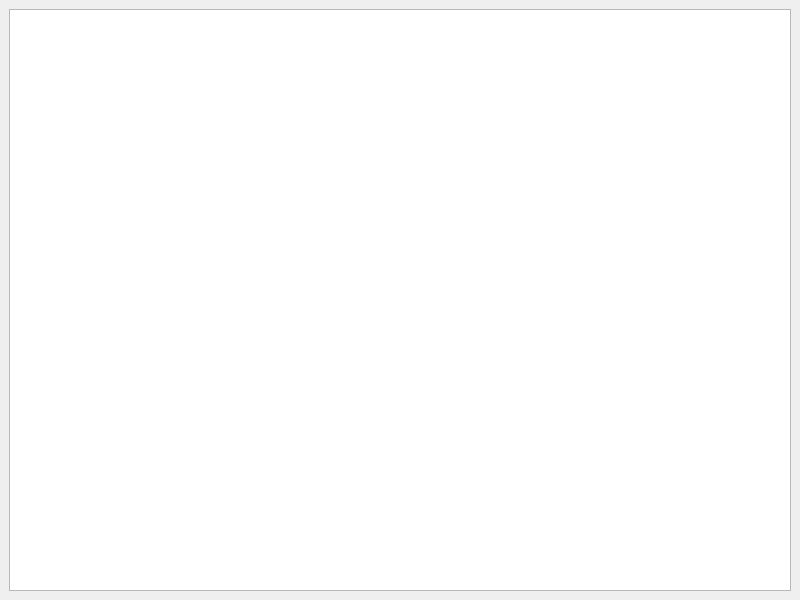
This is main.ui in ventanolemon/yl-otbor as Qt 5 draws it before an edit. The edited form follows.
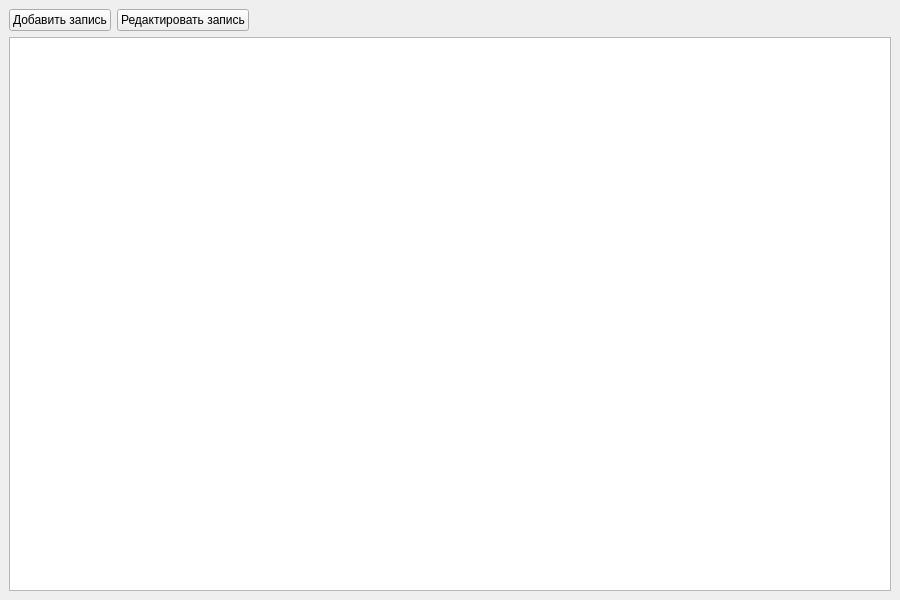
This is the edited form.

What changed in the file:
```diff
--- a/main.ui
+++ b/main.ui
@@ -6,7 +6,7 @@
    <rect>
     <x>0</x>
     <y>0</y>
-    <width>800</width>
+    <width>900</width>
     <height>600</height>
    </rect>
   </property>
@@ -15,6 +15,37 @@
   </property>
   <widget class="QWidget" name="centralwidget">
    <layout class="QVBoxLayout" name="verticalLayout">
+    <item>
+     <layout class="QHBoxLayout" name="buttonLayout">
+      <item>
+       <widget class="QPushButton" name="addButton">
+        <property name="text">
+         <string>Добавить запись</string>
+        </property>
+       </widget>
+      </item>
+      <item>
+       <widget class="QPushButton" name="editButton">
+        <property name="text">
+         <string>Редактировать запись</string>
+        </property>
+       </widget>
+      </item>
+      <item>
+       <spacer name="horizontalSpacer">
+        <property name="orientation">
+         <enum>Qt::Horizontal</enum>
+        </property>
+        <property name="sizeHint" stdset="0">
+         <size>
+          <width>40</width>
+          <height>20</height>
+         </size>
+        </property>
+       </spacer>
+      </item>
+     </layout>
+    </item>
     <item>
      <widget class="QTableWidget" name="tableWidget">
       <property name="editTriggers">
```
